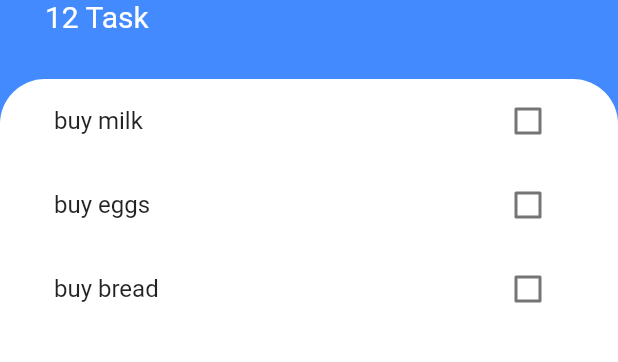
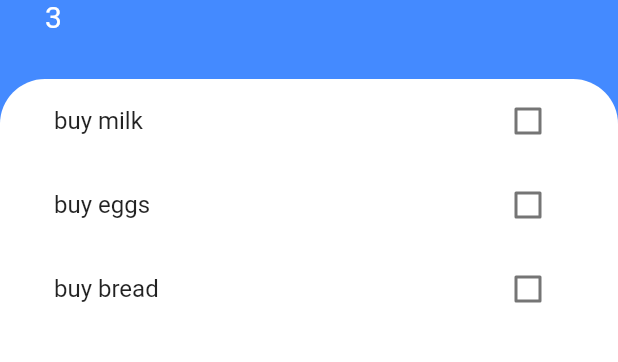
Before and after one commit to nevruzoglu/toDo, a Flutter app: the screen it shows after launch, on a phone screen of 412 x 824 dp, the part 284-646 px from its top. Run offline on Flutter 3.47's test engine with Material 2 defaults, Android fonts, the phone set to English and light mode, and no system bars.

```diff
--- a/lib/screens/tasks_screen.dart
+++ b/lib/screens/tasks_screen.dart
@@ -1,8 +1,20 @@
 import 'package:flutter/material.dart';
 import 'package:todo/widgets/task_list.dart';
 import 'modal_screen.dart';
+import 'package:todo/modals/task.dart';
 
-class TasksScreen extends StatelessWidget {
+class TasksScreen extends StatefulWidget {
+  @override
+  _TasksScreenState createState() => _TasksScreenState();
+}
+
+class _TasksScreenState extends State<TasksScreen> {
+  List<Task> tasks = [
+    Task(name: 'buy milk'),
+    Task(name: 'buy eggs'),
+    Task(name: 'buy bread'),
+  ];
+
   @override
   Widget build(BuildContext context) {
     return Scaffold(
@@ -18,7 +30,11 @@ class TasksScreen extends StatelessWidget {
                   child: Container(
                       padding: EdgeInsets.only(
                           bottom: MediaQuery.of(context).viewInsets.bottom),
-                      child: ShowModalScreen())));
+                      child: ShowModalScreen((newTaskTitle) {
+                        setState(() {
+                          tasks.add(Task(name: newTaskTitle));
+                        });
+                      }))));
         },
       ),
       body: Column(
@@ -51,7 +67,7 @@ class TasksScreen extends StatelessWidget {
                         fontWeight: FontWeight.w700),
                   ),
                   Text(
-                    '12 Task',
+                    '${tasks.length}',
                     style: TextStyle(fontSize: 20, color: Colors.white),
                   )
                 ],
@@ -66,7 +82,7 @@ class TasksScreen extends StatelessWidget {
                   borderRadius: BorderRadius.only(
                       topRight: Radius.circular(30),
                       topLeft: Radius.circular(30))),
-              child: TaskList(),
+              child: TaskList(tasks),
             ),
           )
         ],
--- a/lib/widgets/task_list.dart
+++ b/lib/widgets/task_list.dart
@@ -4,33 +4,31 @@ import 'package:todo/modals/task.dart';
 import 'package:todo/widgets/task_tile.dart';
 
 class TaskList extends StatefulWidget {
+  final List<Task> tasks;
+
+  TaskList(this.tasks);
+
   @override
   _TaskListState createState() => _TaskListState();
 }
 
 class _TaskListState extends State<TaskList> {
-  List<Task> tasks = [
-    Task(name: 'buy milk'),
-    Task(name: 'buy eggs'),
-    Task(name: 'buy bread'),
-  ];
-
   @override
   Widget build(BuildContext context) {
     return ListView.builder(
         itemBuilder: (context, index) {
           return TaskTile(
-            taskTitle: tasks[index].name,
-            isChecked: tasks[index].isDone,
+            taskTitle: widget.tasks[index].name,
+            isChecked: widget.tasks[index].isDone,
             checkboxCallback: (checkboxState) {
               setState(
                 () {
-                  tasks[index].toggleDone();
+                  widget.tasks[index].toggleDone();
                 },
               );
             },
           );
         },
-        itemCount: tasks.length);
+        itemCount: widget.tasks.length);
   }
 }
```
Also changed, not shown: lib/screens/modal_screen.dart (+11 -1 lines), lib/images/ss.png (added).
